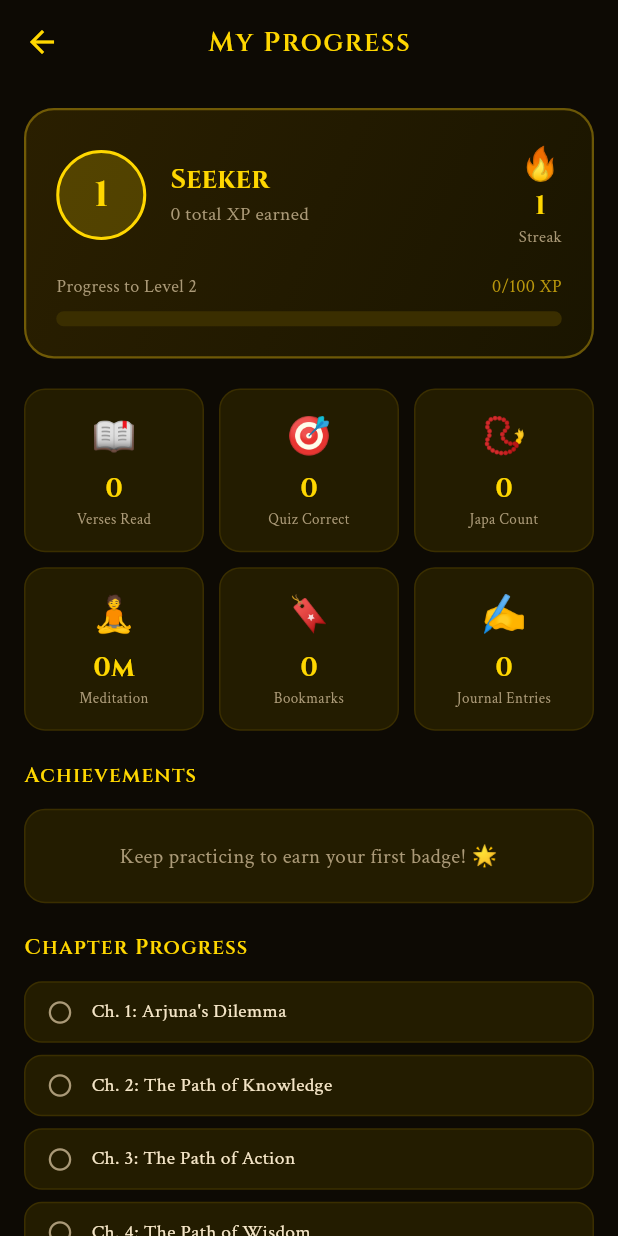
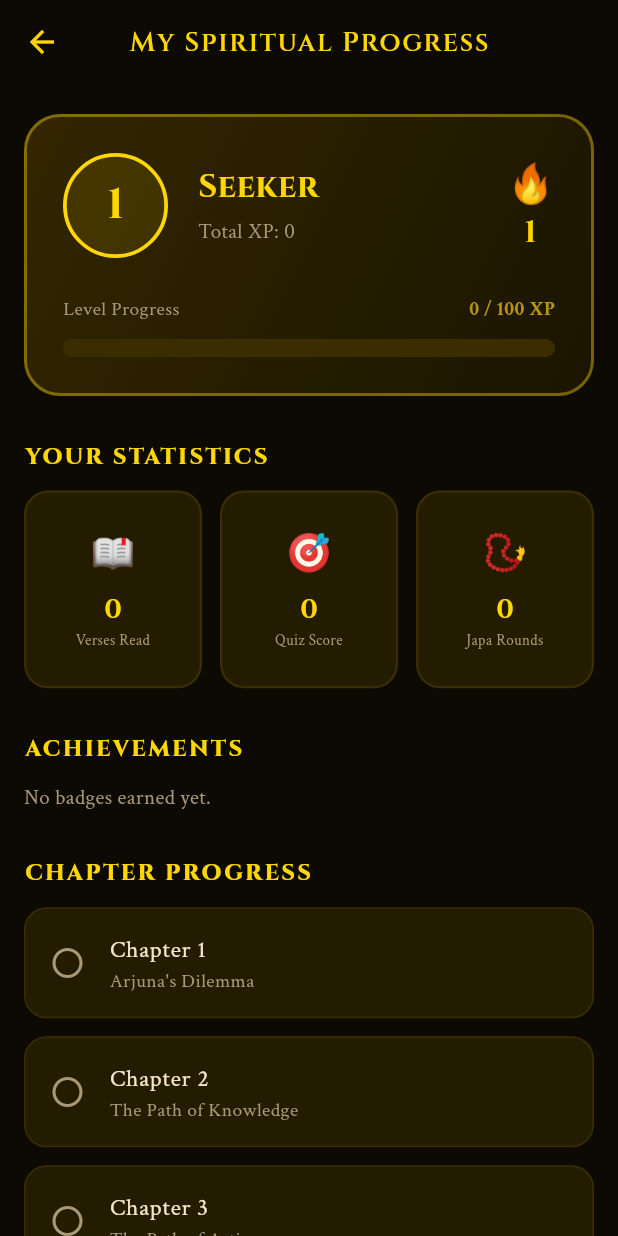
Before and after one commit to Kuldeep532/Geeta-Nexus, a Flutter app: the ProgressScreen screen opened directly, on a phone screen of 412 x 824 dp. Run offline on Flutter 3.47's test engine with Material 3 defaults, Android fonts, the phone set to English and light mode, and no system bars; our stand-ins replace audioplayers, google_fonts, permission_handler, shared_preferences, wakelock_plus; accounts and stored records are empty.

Commit message:
Refactor progress screen layout and improve UI
Refactor progress screen layout to use ListView for better scrolling and organization. Update titles and improve badge display logic.

```diff
--- a/lib/screens/progress_screen.dart
+++ b/lib/screens/progress_screen.dart
@@ -1,4 +1,5 @@
 import 'package:flutter/material.dart';
+import 'package:flutter/services.dart';
 import 'package:google_fonts/google_fonts.dart';
 import 'package:provider/provider.dart';
 import '../theme.dart';
@@ -11,269 +12,249 @@ class ProgressScreen extends StatelessWidget {
   @override
   Widget build(BuildContext context) {
     final state = context.watch<AppState>();
+
     return Scaffold(
       backgroundColor: kBg,
       appBar: AppBar(
-        title: const Text('My Progress'),
+        title: const Text('My Spiritual Progress'),
+        centerTitle: true,
       ),
-      body: SingleChildScrollView(
-        padding: const EdgeInsets.all(16),
-        child: Column(
-          crossAxisAlignment: CrossAxisAlignment.start,
+      body: ListView(
+        padding: const EdgeInsets.symmetric(horizontal: 16, vertical: 20),
         children: [
           _buildLevelCard(state),
-            const SizedBox(height: 20),
+          const SizedBox(height: 30),
+          _buildSectionHeader('Your Statistics'),
+          const SizedBox(height: 12),
           _buildStatsGrid(state),
-            const SizedBox(height: 20),
-            _sectionTitle('Achievements'),
+          const SizedBox(height: 30),
+          _buildSectionHeader('Achievements'),
           const SizedBox(height: 12),
           _buildBadges(state),
-            const SizedBox(height: 20),
-            _sectionTitle('Chapter Progress'),
+          const SizedBox(height: 30),
+          _buildSectionHeader('Chapter Progress'),
           const SizedBox(height: 12),
-            _buildChapterProgress(state),
-            const SizedBox(height: 80),
+          _buildChapterList(state),
+          const SizedBox(height: 100),
         ],
+      ),
+    );
+  }
+
+  Widget _buildSectionHeader(String title) {
+    return Semantics(
+      header: true,
+      child: Text(
+        title.toUpperCase(),
+        style: GoogleFonts.cinzel(
+          color: kGold,
+          fontSize: 15,
+          fontWeight: FontWeight.w800,
+          letterSpacing: 1.5,
         ),
       ),
     );
   }
 
-  Widget _sectionTitle(String t) => Text(t,
-      style: GoogleFonts.cinzel(
-          color: kGold, fontSize: 14, fontWeight: FontWeight.w600, letterSpacing: 0.8));
+  Widget _buildLevelCard(AppState state) {
+    final int nextLevelXP = state.level * 100;
+    final double progress = (state.xpInLevel / nextLevelXP).clamp(0.0, 1.0);
+    final String levelTitle = _getLevelTitle(state.level);
 
-  Widget _buildLevelCard(AppState state) {
-    return Container(
-      padding: const EdgeInsets.all(20),
+    return GestureDetector(
+      onTap: () => HapticFeedback.mediumImpact(),
+      child: Semantics(
+        label: "Current Rank: $levelTitle. Level: ${state.level}. Total Experience: ${state.xp} points.",
+        child: Container(
+          padding: const EdgeInsets.all(24),
           decoration: BoxDecoration(
             gradient: const LinearGradient(
+              colors: [Color(0xFF332600), Color(0xFF1A1500)],
               begin: Alignment.topLeft,
               end: Alignment.bottomRight,
-          colors: [Color(0xFF2A1F00), Color(0xFF1A1500)],
             ),
-        borderRadius: BorderRadius.circular(20),
-        border: Border.all(color: kGoldDim.withOpacity(0.5), width: 1.5),
+            borderRadius: BorderRadius.circular(24),
+            border: Border.all(color: kGold.withOpacity(0.4), width: 2),
           ),
           child: Column(
-        crossAxisAlignment: CrossAxisAlignment.start,
             children: [
               Row(
                 children: [
-              Container(
-                width: 60,
-                height: 60,
-                decoration: BoxDecoration(
-                  shape: BoxShape.circle,
-                  color: kGold.withOpacity(0.2),
-                  border: Border.all(color: kGold, width: 2),
-                ),
-                child: Center(
-                  child: Text('${state.level}',
-                      style: GoogleFonts.cinzel(
-                          color: kGold,
-                          fontSize: 24,
-                          fontWeight: FontWeight.bold)),
-                ),
-              ),
-              const SizedBox(width: 16),
+                  _buildLevelBadge(state.level),
+                  const SizedBox(width: 20),
                   Expanded(
                     child: Column(
                       crossAxisAlignment: CrossAxisAlignment.start,
                       children: [
-                    Text(
-                      _getLevelTitle(state.level),
-                      style: GoogleFonts.cinzel(
-                          color: kGold,
-                          fontSize: 18,
-                          fontWeight: FontWeight.bold),
-                    ),
-                    Text(
-                      '${state.xp} total XP earned',
-                      style: const TextStyle(color: kTextDim, fontSize: 13),
-                    ),
+                        Text(levelTitle,
+                            style: GoogleFonts.cinzel(color: kGold, fontSize: 22, fontWeight: FontWeight.bold)),
+                        const SizedBox(height: 4),
+                        Text('Total XP: ${state.xp}', style: const TextStyle(color: kTextDim, fontSize: 14)),
                       ],
                     ),
                   ),
-              Column(
-                children: [
-                  Text('🔥',
-                      style: const TextStyle(fontSize: 22)),
-                  Text('${state.streak}',
-                      style: GoogleFonts.cinzel(
-                          color: kGold,
-                          fontWeight: FontWeight.bold,
-                          fontSize: 18)),
-                  const Text('Streak',
-                      style: TextStyle(color: kTextDim, fontSize: 11)),
+                  _buildStreakWidget(state.streak),
                 ],
               ),
+              const SizedBox(height: 25),
+              _buildProgressSection(state.xpInLevel, nextLevelXP, progress),
             ],
           ),
-          const SizedBox(height: 16),
+        ),
+      ),
+    );
+  }
+
+  Widget _buildLevelBadge(int level) {
+    return Container(
+      width: 70, height: 70,
+      decoration: BoxDecoration(
+        shape: BoxShape.circle,
+        color: kGold.withOpacity(0.1),
+        border: Border.all(color: kGold, width: 2.5),
+      ),
+      child: Center(
+        child: Text('$level', style: GoogleFonts.cinzel(color: kGold, fontSize: 28, fontWeight: FontWeight.bold)),
+      ),
+    );
+  }
+
+  Widget _buildProgressSection(int current, int max, double value) {
+    return Semantics(
+      label: "Progress to next level: ${(value * 100).toInt()} percent.",
+      child: Column(
+        children: [
           Row(
             mainAxisAlignment: MainAxisAlignment.spaceBetween,
             children: [
-              Text('Progress to Level ${state.level + 1}',
-                  style: const TextStyle(color: kTextDim, fontSize: 12)),
-              Text('${state.xpInLevel}/100 XP',
-                  style: const TextStyle(color: kGoldDim, fontSize: 12)),
+              const Text('Level Progress', style: TextStyle(color: kTextDim, fontSize: 13)),
+              Text('$current / $max XP', style: const TextStyle(color: kGoldDim, fontSize: 13, fontWeight: FontWeight.bold)),
             ],
           ),
-          const SizedBox(height: 8),
-          LinearProgressIndicator(
-            value: state.xpInLevel / 100,
+          const SizedBox(height: 10),
+          ClipRRect(
+            borderRadius: BorderRadius.circular(12),
+            child: LinearProgressIndicator(
+              value: value,
               backgroundColor: kDivider,
               color: kGold,
-            minHeight: 10,
-            borderRadius: BorderRadius.circular(5),
+              minHeight: 12,
+            ),
           ),
         ],
       ),
     );
   }
 
+  Widget _buildStreakWidget(int streak) {
+    return Semantics(
+      label: "Daily Learning Streak: $streak days",
+      child: Column(
+        children: [
+          const Text('🔥', style: TextStyle(fontSize: 26)),
+          Text('$streak', style: GoogleFonts.cinzel(color: kGold, fontSize: 20, fontWeight: FontWeight.bold)),
+        ],
+      ),
+    );
+  }
+
   String _getLevelTitle(int level) {
-    const titles = [
-      'Seeker', 'Student', 'Devotee', 'Practitioner',
-      'Disciple', 'Yogi', 'Sage', 'Master', 'Enlightened', 'Brahman'
-    ];
+    const titles = ['Seeker', 'Student', 'Devotee', 'Practitioner', 'Disciple', 'Yogi', 'Sage', 'Master', 'Enlightened', 'Brahman'];
     return titles[(level - 1).clamp(0, titles.length - 1)];
   }
 
   Widget _buildStatsGrid(AppState state) {
     final stats = [
-      {'icon': '📖', 'value': '${state.readVerses.length}', 'label': 'Verses Read'},
-      {'icon': '🎯', 'value': '${state.quizScore}', 'label': 'Quiz Correct'},
-      {'icon': '📿', 'value': '${state.japaCount}', 'label': 'Japa Count'},
-      {'icon': '🧘', 'value': '${state.totalMeditationMinutes}m', 'label': 'Meditation'},
-      {'icon': '🔖', 'value': '${state.bookmarks.length}', 'label': 'Bookmarks'},
-      {'icon': '✍️', 'value': '${state.journalEntries.length}', 'label': 'Journal Entries'},
+      {'label': 'Verses Read', 'value': '${state.readVerses.length}', 'icon': '📖'},
+      {'label': 'Quiz Score', 'value': '${state.quizScore}', 'icon': '🎯'},
+      {'label': 'Japa Rounds', 'value': '${state.japaCount}', 'icon': '📿'},
     ];
-    return GridView.count(
-      crossAxisCount: 3,
+
+    return GridView.builder(
       shrinkWrap: true,
       physics: const NeverScrollableScrollPhysics(),
-      mainAxisSpacing: 10,
-      crossAxisSpacing: 10,
-      childAspectRatio: 1.1,
-      children: stats.map((s) {
-        return Container(
+      gridDelegate: const SliverGridDelegateWithFixedCrossAxisCount(
+        crossAxisCount: 3, crossAxisSpacing: 12, mainAxisSpacing: 12, childAspectRatio: 0.9,
+      ),
+      itemCount: stats.length,
+      itemBuilder: (context, i) => Semantics(
+        label: "${stats[i]['label']}: ${stats[i]['value']}",
+        child: Container(
           decoration: BoxDecoration(
             color: kCard,
-            borderRadius: BorderRadius.circular(14),
-            border: Border.all(color: kDivider),
+            borderRadius: BorderRadius.circular(16),
+            border: Border.all(color: kDivider, width: 1.5),
           ),
           child: Column(
             mainAxisAlignment: MainAxisAlignment.center,
             children: [
-              Text(s['icon']!, style: const TextStyle(fontSize: 24)),
-              const SizedBox(height: 6),
-              Text(s['value']!,
-                  style: GoogleFonts.cinzel(
-                      color: kGold,
-                      fontSize: 18,
-                      fontWeight: FontWeight.bold)),
-              Text(s['label']!,
-                  style: const TextStyle(color: kTextDim, fontSize: 10),
-                  textAlign: TextAlign.center),
+              ExcludeSemantics(child: Text(stats[i]['icon']!, style: const TextStyle(fontSize: 24))),
+              const SizedBox(height: 8),
+              Text(stats[i]['value']!, style: GoogleFonts.cinzel(color: kGold, fontSize: 18, fontWeight: FontWeight.bold)),
+              Text(stats[i]['label']!, style: const TextStyle(color: kTextDim, fontSize: 10), textAlign: TextAlign.center),
             ],
           ),
-        );
-      }).toList(),
+        ),
+      ),
     );
   }
 
   Widget _buildBadges(AppState state) {
-    final badges = state.badges;
-    if (badges.isEmpty) {
-      return Container(
-        padding: const EdgeInsets.all(20),
-        decoration: BoxDecoration(
-          color: kCard,
-          borderRadius: BorderRadius.circular(14),
-          border: Border.all(color: kDivider),
-        ),
-        child: const Center(
-          child: Text(
-            'Keep practicing to earn your first badge! 🌟',
-            style: TextStyle(color: kTextDim, fontSize: 14),
-            textAlign: TextAlign.center,
+    if (state.badges.isEmpty) return const Text("No badges earned yet.", style: TextStyle(color: kTextDim));
+    return SizedBox(
+      height: 130,
+      child: ListView.builder(
+        scrollDirection: Axis.horizontal,
+        itemCount: state.badges.length,
+        itemBuilder: (context, i) {
+          final b = state.badges[i];
+          return Semantics(
+            label: "Badge earned: ${b['name']}",
+            child: Container(
+              width: 110,
+              margin: const EdgeInsets.only(right: 15),
+              decoration: BoxDecoration(color: kCard, borderRadius: BorderRadius.circular(18)),
+              child: Column(
+                mainAxisAlignment: MainAxisAlignment.center,
+                children: [
+                  Text(b['icon']!, style: const TextStyle(fontSize: 32)),
+                  const SizedBox(height: 8),
+                  Text(b['name']!, style: const TextStyle(color: kGold, fontSize: 11), textAlign: TextAlign.center),
+                ],
               ),
             ),
           );
-    }
-    return GridView.count(
-      crossAxisCount: 3,
-      shrinkWrap: true,
-      physics: const NeverScrollableScrollPhysics(),
-      mainAxisSpacing: 10,
-      crossAxisSpacing: 10,
-      childAspectRatio: 0.9,
-      children: badges.map((b) {
-        return Container(
-          decoration: BoxDecoration(
-            color: kCard,
-            borderRadius: BorderRadius.circular(14),
-            border: Border.all(color: kGoldDim.withOpacity(0.5)),
+        },
       ),
-          child: Column(
-            mainAxisAlignment: MainAxisAlignment.center,
-            children: [
-              Text(b['icon']!, style: const TextStyle(fontSize: 28)),
-              const SizedBox(height: 6),
-              Text(b['name']!,
-                  style: GoogleFonts.cinzel(
-                      color: kGold, fontSize: 11, fontWeight: FontWeight.w600),
-                  textAlign: TextAlign.center),
-              const SizedBox(height: 2),
-              Padding(
-                padding: const EdgeInsets.symmetric(horizontal: 4),
-                child: Text(b['desc']!,
-                    style: const TextStyle(color: kTextDim, fontSize: 9),
-                    textAlign: TextAlign.center),
-              ),
-            ],
-          ),
-        );
-      }).toList(),
     );
   }
 
-  Widget _buildChapterProgress(AppState state) {
-    return Column(
-      children: kChapters.map((ch) {
-        final done = state.isChapterCompleted(ch.number);
-        return Container(
-          margin: const EdgeInsets.only(bottom: 8),
-          padding: const EdgeInsets.symmetric(horizontal: 14, vertical: 10),
+  Widget _buildChapterList(AppState state) {
+    return ListView.builder(
+      shrinkWrap: true,
+      physics: const NeverScrollableScrollPhysics(),
+      itemCount: kChapters.length,
+      itemBuilder: (context, i) {
+        final ch = kChapters[i];
+        final bool isDone = state.isChapterCompleted(ch.number);
+        return Semantics(
+          label: "Chapter ${ch.number}: ${ch.name}. ${isDone ? 'Completed' : 'Incomplete'}",
+          child: Container(
+            margin: const EdgeInsets.only(bottom: 12),
             decoration: BoxDecoration(
               color: kCard,
-            borderRadius: BorderRadius.circular(12),
-            border: Border.all(color: done ? kGoldDim : kDivider),
+              borderRadius: BorderRadius.circular(15),
+              border: Border.all(color: isDone ? kGold.withOpacity(0.5) : kDivider),
             ),
-          child: Row(
-            children: [
-              Icon(
-                done ? Icons.check_circle : Icons.circle_outlined,
-                color: done ? kGold : kTextDim,
-                size: 18,
-              ),
-              const SizedBox(width: 12),
-              Expanded(
-                child: Text(
-                  'Ch. ${ch.number}: ${ch.name}',
-                  style: TextStyle(
-                      color: done ? kGold : kText,
-                      fontSize: 13),
+            child: ListTile(
+              leading: Icon(isDone ? Icons.stars : Icons.circle_outlined, color: isDone ? kGold : kTextDim),
+              title: Text('Chapter ${ch.number}', style: TextStyle(color: isDone ? kGold : kText)),
+              subtitle: Text(ch.name, style: const TextStyle(color: kTextDim, fontSize: 13)),
+              onTap: () => HapticFeedback.lightImpact(),
             ),
           ),
-              if (done)
-                const Text('✓', style: TextStyle(color: kGold, fontSize: 13)),
-            ],
-          ),
         );
-      }).toList(),
+      },
     );
   }
 }
```
Lines whose indentation alone changed are shown as unchanged.
